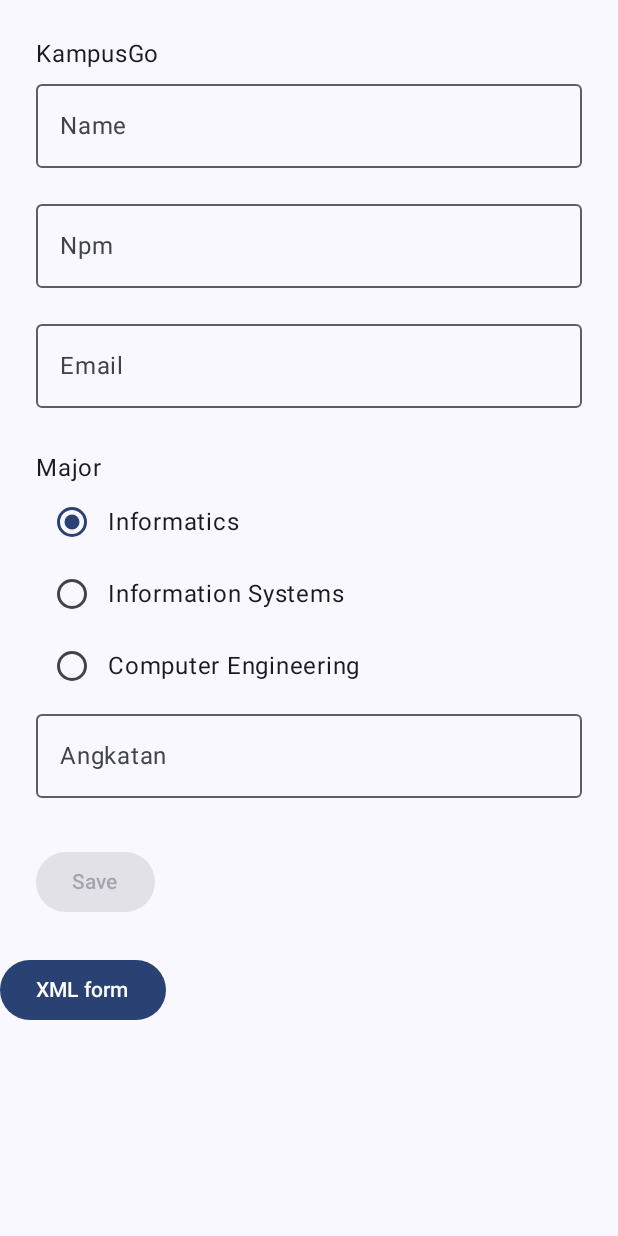
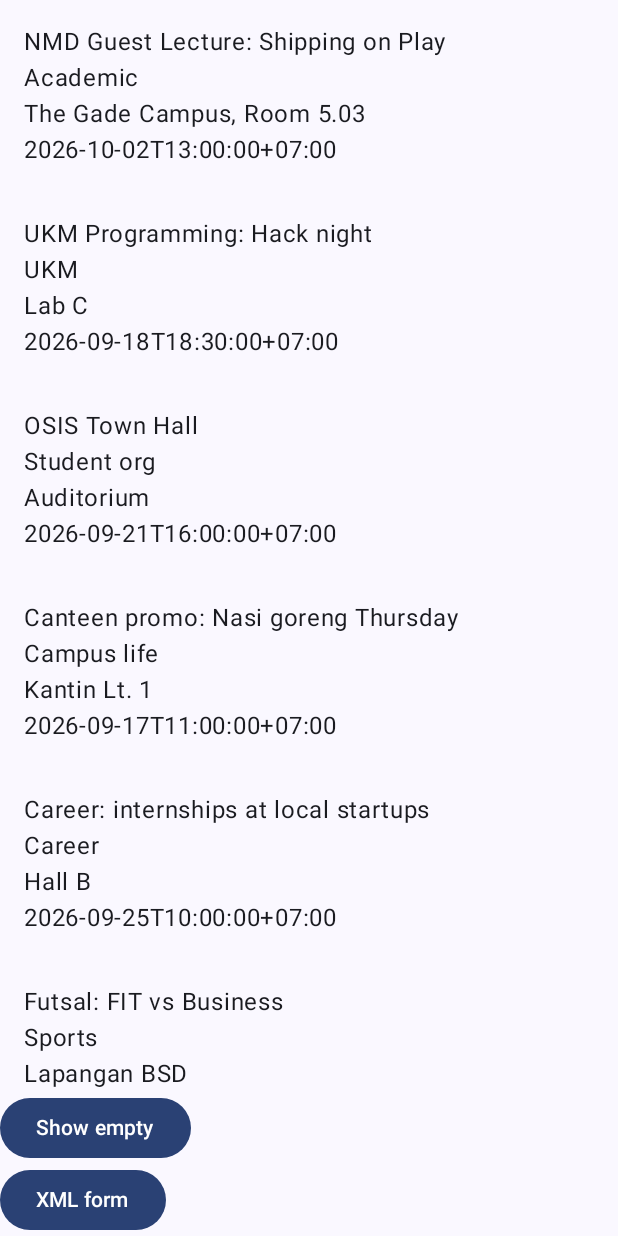
Before and after one commit to randyvitto/kampusgo, an Android app built with Jetpack Compose: the screen it shows after launch (MainActivity), on a phone screen of 412 x 824 dp. Run offline under Robolectric (Android 15) with nearby library versions, the phone set to English and light mode, and no system bars.

Commit message:
Lab 06 Scrollable List

```diff
--- a/app/src/main/AndroidManifest.xml
+++ b/app/src/main/AndroidManifest.xml
@@ -29,6 +29,9 @@
             android:name=".ProfileActivity"
             android:exported="false" />
         <activity
+            android:name=".EventDetailActivity"
+            android:exported="false" />
+        <activity
             android:name=".ProfileXmlActivity"
             android:exported="false"
             android:windowSoftInputMode="adjustResize" />
--- /dev/null
+++ b/app/src/main/java/com/sgu/kampusgo/Event.kt
@@ -0,0 +1,76 @@
+// guided by Android Basics codelab: Add a scrollable list.
+package com.sgu.kampusgo
+data class Event(
+    val id: String,
+    val title: String,
+    val category: String,
+    val venue: String,
+    val startsAt: String,
+    val description: String,
+)
+val sampleEvents = listOf(
+    Event(
+        id = "evt-01",
+        title = "NMD Guest Lecture: Shipping on Play",
+        category = "Academic",
+        venue = "The Gade Campus, Room 5.03",
+        startsAt = "2026-10-02T13:00:00+07:00",
+        description = "A Play Console walkthrough from a former student. Bring a laptop if you want to follow the signing step. This description is intentionally long so your detail screen must scroll instead of clipping the last sentence off the bottom of a phone.",
+    ),
+    Event(
+        id = "evt-02",
+        title = "UKM Programming: Hack night",
+        category = "UKM",
+        venue = "Lab C",
+        startsAt = "2026-09-18T18:30:00+07:00",
+        description = "Bring a charger. Snacks from Kantin Lt. 1.",
+    ),
+    Event(
+        id = "evt-03",
+        title = "OSIS Town Hall",
+        category = "Student org",
+        venue = "Auditorium",
+        startsAt = "2026-09-21T16:00:00+07:00",
+        description = "Open mic for lab-fee and parking questions.",
+    ),
+    Event(
+        id = "evt-04",
+        title = "Canteen promo: Nasi goreng Thursday",
+        category = "Campus life",
+        venue = "Kantin Lt. 1",
+        startsAt = "2026-09-17T11:00:00+07:00",
+        description = "Until supplies last.",
+    ),
+    Event(
+        id = "evt-05",
+        title = "Career: internships at local startups",
+        category = "Career",
+        venue = "Hall B",
+        startsAt = "2026-09-25T10:00:00+07:00",
+        description = "CV clinic first 30 minutes.",
+    ),
+    Event(
+        id = "evt-06",
+        title = "Futsal: FIT vs Business",
+        category = "Sports",
+        venue = "Lapangan BSD",
+        startsAt = "2026-09-20T08:00:00+07:00",
+        description = "Meet at lobby 07:15.",
+    ),
+    Event(
+        id = "evt-07",
+        title = "Library research workshop",
+        category = "Academic",
+        venue = "Library training room",
+        startsAt = "2026-09-23T14:00:00+07:00",
+        description = "IEEE and ACM login, once.",
+    ),
+    Event(
+        id = "evt-08",
+        title = "Past: Orientation recap screening",
+        category = "Campus life",
+        venue = "Student lounge",
+        startsAt = "2026-08-20T15:00:00+07:00",
+        description = "This event is in the past on purpose. Your list should still show it.",
+    ),
+)
--- /dev/null
+++ b/app/src/main/java/com/sgu/kampusgo/EventList.kt
@@ -0,0 +1,38 @@
+// guided by Android Basics codelab: Add a scrollable list.
+package com.sgu.kampusgo
+import androidx.compose.foundation.clickable
+import androidx.compose.foundation.layout.Column
+import androidx.compose.foundation.layout.fillMaxWidth
+import androidx.compose.foundation.layout.padding
+import androidx.compose.foundation.lazy.LazyColumn
+import androidx.compose.foundation.lazy.items
+import androidx.compose.material3.Text
+import androidx.compose.runtime.Composable
+import androidx.compose.ui.Modifier
+import androidx.compose.ui.unit.dp
+@Composable
+fun EventList(
+    events: List<Event>,
+    onEventClick: (String) -> Unit,
+    modifier: Modifier = Modifier,
+) {
+    if (events.isEmpty()) {
+        Text("No events", modifier = modifier.padding(24.dp))
+    } else {
+        LazyColumn(modifier = modifier) {
+            items(events, key = { it.id }) { event ->
+                Column(
+                    modifier = Modifier
+                        .fillMaxWidth()
+                        .clickable { onEventClick(event.id) }
+                        .padding(16.dp)
+                ) {
+                    Text(event.title)
+                    Text(event.category)
+                    Text(event.venue)
+                    Text(event.startsAt)
+                }
+            }
+        }
+    }
+}
--- a/app/src/main/java/com/sgu/kampusgo/MainActivity.kt
+++ b/app/src/main/java/com/sgu/kampusgo/MainActivity.kt
@@ -38,13 +38,22 @@ class MainActivity : ComponentActivity() {
         val activity = this
         setContent {
             KampusGoTheme {
+                var showEmpty by remember { mutableStateOf(false) }
+                val events = if (showEmpty) emptyList() else sampleEvents
                 Scaffold(modifier = Modifier.fillMaxSize()) { innerPadding ->
-                    Column(
-                        modifier = Modifier
-                            .padding(innerPadding)
-                            .verticalScroll(rememberScrollState())
-                    ) {
-                        ProfileForm(modifier = Modifier.padding(24.dp))
+                    Column(modifier = Modifier.padding(innerPadding).fillMaxSize()) {
+                        EventList(
+                            events = events,
+                            onEventClick = { id ->
+                                val intent = Intent(activity, EventDetailActivity::class.java)
+                                intent.putExtra("id", id)
+                                activity.startActivity(intent)
+                            },
+                            modifier = Modifier.weight(1f),
+                        )
+                        Button(onClick = { showEmpty = !showEmpty }) {
+                            Text(if (showEmpty) "Show events" else "Show empty")
+                        }
                         Button(onClick = {
                             activity.startActivity(Intent(activity, ProfileXmlActivity::class.java))
                         }) {
```
Also changed, not shown: app/src/main/java/com/sgu/kampusgo/EventDetailActivity.kt (added, +48 -0 lines).
